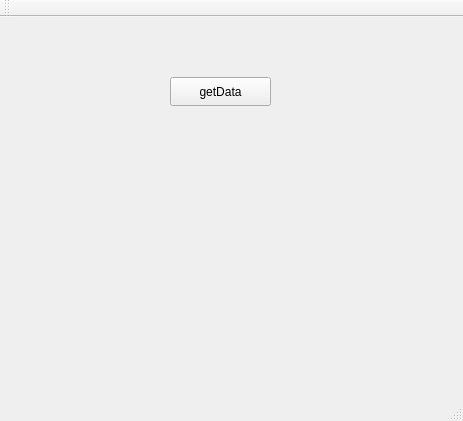
This is Unidade_3/projeto_unidade_3/QtTcpClientConsumer/mainwindow.ui in Matheus0820/programacao-avancada as Qt 5 draws it before an edit. The edited form follows.
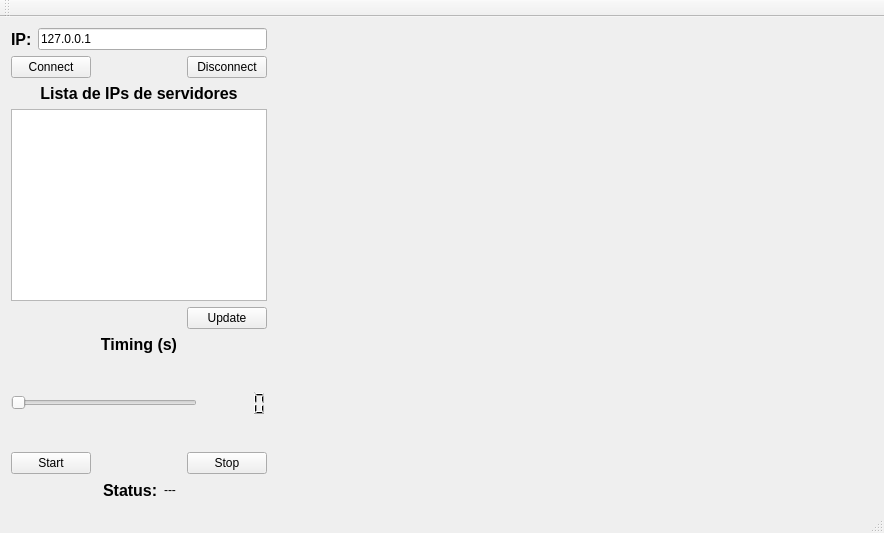
This is the edited form.

The edit to the form file:
```diff
--- a/Unidade_3/projeto_unidade_3/QtTcpClientConsumer/mainwindow.ui
+++ b/Unidade_3/projeto_unidade_3/QtTcpClientConsumer/mainwindow.ui
@@ -6,27 +6,279 @@
    <rect>
     <x>0</x>
     <y>0</y>
-    <width>463</width>
-    <height>421</height>
+    <width>884</width>
+    <height>533</height>
    </rect>
   </property>
   <property name="windowTitle">
    <string>MainWindow</string>
   </property>
   <widget class="QWidget" name="centralWidget">
-   <widget class="QPushButton" name="pushButtonGet">
-    <property name="geometry">
-     <rect>
-      <x>170</x>
-      <y>60</y>
-      <width>101</width>
-      <height>29</height>
-     </rect>
-    </property>
-    <property name="text">
-     <string>getData</string>
-    </property>
-   </widget>
+   <layout class="QHBoxLayout" name="horizontalLayout_7" stretch="0,10">
+    <item>
+     <layout class="QVBoxLayout" name="verticalLayout_4">
+      <item>
+       <layout class="QVBoxLayout" name="verticalLayout_3">
+        <item>
+         <layout class="QHBoxLayout" name="horizontalLayout">
+          <item>
+           <widget class="QLabel" name="label">
+            <property name="font">
+             <font>
+              <pointsize>12</pointsize>
+              <bold>true</bold>
+             </font>
+            </property>
+            <property name="text">
+             <string>IP:</string>
+            </property>
+           </widget>
+          </item>
+          <item>
+           <widget class="QLineEdit" name="lineEdit">
+            <property name="text">
+             <string>127.0.0.1</string>
+            </property>
+           </widget>
+          </item>
+         </layout>
+        </item>
+        <item>
+         <layout class="QHBoxLayout" name="horizontalLayout_2">
+          <item>
+           <widget class="QPushButton" name="pushButtonConnect">
+            <property name="text">
+             <string>Connect</string>
+            </property>
+           </widget>
+          </item>
+          <item>
+           <spacer name="horizontalSpacer">
+            <property name="orientation">
+             <enum>Qt::Orientation::Horizontal</enum>
+            </property>
+            <property name="sizeHint" stdset="0">
+             <size>
+              <width>40</width>
+              <height>20</height>
+             </size>
+            </property>
+           </spacer>
+          </item>
+          <item>
+           <widget class="QPushButton" name="pushButtonDisconnect">
+            <property name="text">
+             <string>Disconnect</string>
+            </property>
+           </widget>
+          </item>
+         </layout>
+        </item>
+       </layout>
+      </item>
+      <item>
+       <layout class="QVBoxLayout" name="verticalLayout" stretch="0,10,0">
+        <item>
+         <widget class="QLabel" name="label_2">
+          <property name="font">
+           <font>
+            <pointsize>12</pointsize>
+            <bold>true</bold>
+           </font>
+          </property>
+          <property name="text">
+           <string>Lista de IPs de servidores</string>
+          </property>
+          <property name="alignment">
+           <set>Qt::AlignmentFlag::AlignCenter</set>
+          </property>
+         </widget>
+        </item>
+        <item>
+         <widget class="QListWidget" name="listWidget">
+          <property name="sizePolicy">
+           <sizepolicy hsizetype="Minimum" vsizetype="Minimum">
+            <horstretch>0</horstretch>
+            <verstretch>0</verstretch>
+           </sizepolicy>
+          </property>
+         </widget>
+        </item>
+        <item>
+         <layout class="QHBoxLayout" name="horizontalLayout_3" stretch="10,0">
+          <item>
+           <spacer name="horizontalSpacer_2">
+            <property name="orientation">
+             <enum>Qt::Orientation::Horizontal</enum>
+            </property>
+            <property name="sizeHint" stdset="0">
+             <size>
+              <width>40</width>
+              <height>20</height>
+             </size>
+            </property>
+           </spacer>
+          </item>
+          <item>
+           <widget class="QPushButton" name="pushButtonUpdate">
+            <property name="text">
+             <string>Update</string>
+            </property>
+           </widget>
+          </item>
+         </layout>
+        </item>
+       </layout>
+      </item>
+      <item>
+       <layout class="QVBoxLayout" name="verticalLayout_2" stretch="0,10">
+        <item>
+         <widget class="QLabel" name="label_3">
+          <property name="sizePolicy">
+           <sizepolicy hsizetype="Minimum" vsizetype="Minimum">
+            <horstretch>0</horstretch>
+            <verstretch>0</verstretch>
+           </sizepolicy>
+          </property>
+          <property name="font">
+           <font>
+            <pointsize>12</pointsize>
+            <bold>true</bold>
+           </font>
+          </property>
+          <property name="text">
+           <string>Timing (s)</string>
+          </property>
+          <property name="alignment">
+           <set>Qt::AlignmentFlag::AlignCenter</set>
+          </property>
+         </widget>
+        </item>
+        <item>
+         <layout class="QHBoxLayout" name="horizontalLayout_4" stretch="10,0">
+          <item>
+           <widget class="QSlider" name="horizontalSliderTiming">
+            <property name="orientation">
+             <enum>Qt::Orientation::Horizontal</enum>
+            </property>
+           </widget>
+          </item>
+          <item>
+           <widget class="QLCDNumber" name="lcdNumberTiming">
+            <property name="enabled">
+             <bool>true</bool>
+            </property>
+            <property name="sizePolicy">
+             <sizepolicy hsizetype="Minimum" vsizetype="Minimum">
+              <horstretch>0</horstretch>
+              <verstretch>0</verstretch>
+             </sizepolicy>
+            </property>
+            <property name="frameShape">
+             <enum>QFrame::Shape::NoFrame</enum>
+            </property>
+            <property name="frameShadow">
+             <enum>QFrame::Shadow::Raised</enum>
+            </property>
+            <property name="lineWidth">
+             <number>0</number>
+            </property>
+           </widget>
+          </item>
+         </layout>
+        </item>
+       </layout>
+      </item>
+      <item>
+       <layout class="QHBoxLayout" name="horizontalLayout_5">
+        <item>
+         <widget class="QPushButton" name="pushButtonStart">
+          <property name="text">
+           <string>Start</string>
+          </property>
+         </widget>
+        </item>
+        <item>
+         <spacer name="horizontalSpacer_3">
+          <property name="orientation">
+           <enum>Qt::Orientation::Horizontal</enum>
+          </property>
+          <property name="sizeHint" stdset="0">
+           <size>
+            <width>40</width>
+            <height>20</height>
+           </size>
+          </property>
+         </spacer>
+        </item>
+        <item>
+         <widget class="QPushButton" name="pushButtonStop">
+          <property name="text">
+           <string>Stop</string>
+          </property>
+         </widget>
+        </item>
+       </layout>
+      </item>
+      <item>
+       <layout class="QHBoxLayout" name="horizontalLayout_6" stretch="0,0,0,0">
+        <item>
+         <spacer name="horizontalSpacer_4">
+          <property name="orientation">
+           <enum>Qt::Orientation::Horizontal</enum>
+          </property>
+          <property name="sizeHint" stdset="0">
+           <size>
+            <width>40</width>
+            <height>20</height>
+           </size>
+          </property>
+         </spacer>
+        </item>
+        <item>
+         <widget class="QLabel" name="label_4">
+          <property name="font">
+           <font>
+            <pointsize>12</pointsize>
+            <bold>true</bold>
+           </font>
+          </property>
+          <property name="text">
+           <string>Status:</string>
+          </property>
+         </widget>
+        </item>
+        <item>
+         <widget class="QLabel" name="labelStatus">
+          <property name="text">
+           <string>---</string>
+          </property>
+          <property name="alignment">
+           <set>Qt::AlignmentFlag::AlignCenter</set>
+          </property>
+         </widget>
+        </item>
+        <item>
+         <spacer name="horizontalSpacer_5">
+          <property name="orientation">
+           <enum>Qt::Orientation::Horizontal</enum>
+          </property>
+          <property name="sizeHint" stdset="0">
+           <size>
+            <width>40</width>
+            <height>20</height>
+           </size>
+          </property>
+         </spacer>
+        </item>
+       </layout>
+      </item>
+     </layout>
+    </item>
+    <item>
+     <widget class="QWidget" name="widget" native="true"/>
+    </item>
+   </layout>
   </widget>
   <widget class="QMenuBar" name="menuBar">
    <property name="geometry">
```
Left out of the diff: 4 changed lines with no effect on the pictures.
